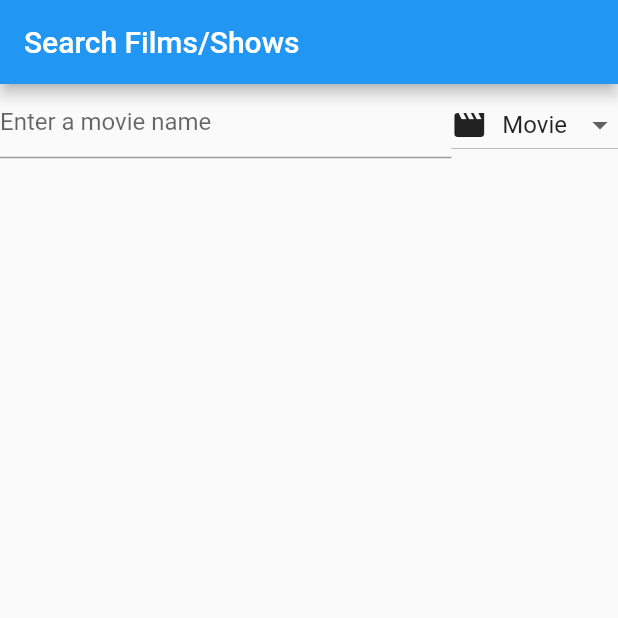
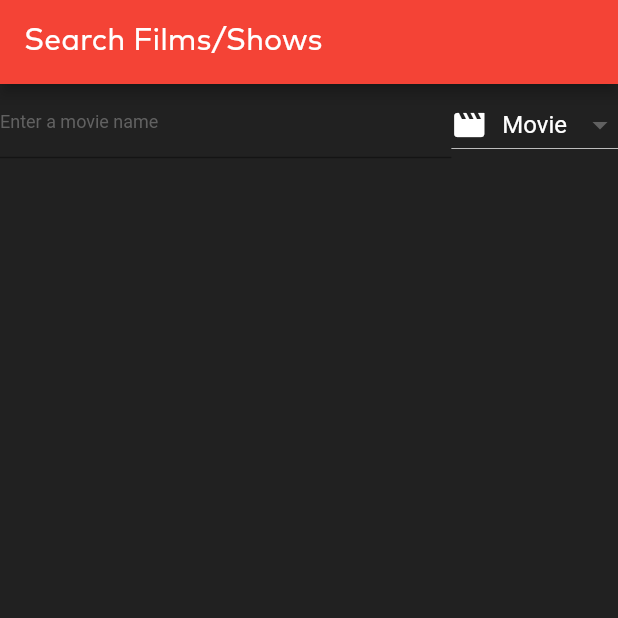
Before and after one commit to MostafaHirsi/MovieApp, a Flutter app: the screen it shows after launch, on a phone screen of 412 x 824 dp, the top half of it. Run offline on Flutter 3.47's test engine with Material 2 defaults, Android fonts, the phone set to English and light mode, and no system bars; our stand-ins replace cached_network_image, flutter_rating.

Commit message:
Big theme change

```diff
--- a/lib/main.dart
+++ b/lib/main.dart
@@ -1,4 +1,5 @@
 import 'package:flutter/material.dart';
+import 'package:flutter/services.dart';
 import 'package:mymovieapp/views/search.dart';
 
 void main() => runApp(new MyApp());
@@ -7,6 +8,11 @@ class MyApp extends StatelessWidget {
   // This widget is the root of your application.
   @override
   Widget build(BuildContext context) {
+    SystemChrome.setPreferredOrientations(
+      [
+        DeviceOrientation.portraitUp
+      ]
+    );
     return new MaterialApp(
       title: 'Flutter Demo',
       theme: new ThemeData(
@@ -18,7 +24,35 @@ class MyApp extends StatelessWidget {
         // "hot reload" (press "r" in the console where you ran "flutter run",
         // or press Run > Flutter Hot Reload in IntelliJ). Notice that the
         // counter didn't reset back to zero; the application is not restarted.
-        primarySwatch: Colors.blue,
+        primarySwatch: Colors.red,
+        backgroundColor: Colors.black,
+        cardColor: Colors.grey.shade800,
+        textTheme: Theme.of(context).textTheme.apply(
+          bodyColor: Colors.white,
+          displayColor: Colors.white,
+          decorationColor: Colors.white,
+        ),
+        accentIconTheme: IconThemeData(color: Colors.black),
+        accentTextTheme: Theme.of(context).textTheme.apply(
+          bodyColor: Colors.white,
+          displayColor: Colors.white,
+          decorationColor: Colors.white,
+        ),
+        canvasColor: Colors.grey.shade800,
+        buttonTheme: ButtonThemeData(textTheme: ButtonTextTheme.accent),
+        iconTheme: IconThemeData(color: Colors.black),
+        scaffoldBackgroundColor: Colors.grey.shade900,
+        primaryIconTheme: IconThemeData(color: Colors.black),
+        inputDecorationTheme: InputDecorationTheme(
+                      helperStyle: TextStyle(color: Colors.white),
+                       hintStyle: TextStyle(color: Colors.white),
+                      contentPadding: EdgeInsets.all(0.0),
+                      border: new UnderlineInputBorder(
+                                    borderSide: BorderSide(color: Colors.white,
+                                      width: 1.0, style: BorderStyle.solid ),
+        ),
+          fillColor: Colors.white, ),
+        fontFamily: "MarkPro"
       ),
       home: new SearchPage(),
     );
--- a/lib/views/mediadetails.dart
+++ b/lib/views/mediadetails.dart
@@ -66,18 +66,22 @@ class _MediaDetailsPageState extends State<MediaDetailPage>  {
                                 ),
                                 errorWidget: new Icon(Icons.movie, color: Colors.black,),
                                 fit: BoxFit.fitWidth,
+                                height: 230.0,
                               ),
                           ),
                       ),
                       new Container(
-                                  decoration: new BoxDecoration(gradient: new LinearGradient(colors: [Colors.black54, Colors.black54, Colors.black54, Colors.transparent,],
-                                    stops: [0.3, 0.3, 0.3 , 2.5],
-                                   begin: FractionalOffset.topCenter,
-                                    end: FractionalOffset.bottomCenter, tileMode: TileMode.repeated)),
-                                  padding: EdgeInsets.fromLTRB(5.0, 12.0, 10.0, 10.0),
+                                  decoration: new BoxDecoration(gradient: new LinearGradient(
+                                    colors: [Colors.black54, Colors.black54, Colors.black54, Colors.transparent,],
+                                    stops: [0.0, 0.00, 0.0 , 5.0],
+                                   begin: FractionalOffset.bottomCenter,
+                                    end: FractionalOffset.topCenter, tileMode: TileMode.repeated)),
+                                  padding: EdgeInsets.fromLTRB(5.0, 12.0, 10.0, 6.0),
                                   width: MediaQuery.of(context).size.width,
                                   child: new Text(getTitle(), style: TextStyle(fontSize: 22.1, color: Colors.white,  fontWeight: FontWeight.bold, ),
-                                        maxLines: 2, overflow: TextOverflow.ellipsis, softWrap: true, textAlign: TextAlign.end,)
+                                        maxLines: 2, overflow: TextOverflow.ellipsis, softWrap: true, textAlign: TextAlign.end,),
+                                  alignment: Alignment(-0.9, 1.0),
+                                  constraints: BoxConstraints.expand(height: 230.0)
                                 ),
                       new Baseline(
                           child: Padding(
--- a/lib/views/search.dart
+++ b/lib/views/search.dart
@@ -19,6 +19,7 @@ class _SearchPageState extends State<SearchPage> {
   String selectedMediaTypeString = "";
   String currentSearchTerms = "";
   int pageNo = 1;
+
 
   void OnChanged(MediaType selectedValue)
   {
@@ -69,8 +70,8 @@ class _SearchPageState extends State<SearchPage> {
     mediaTypes.add(new DropdownMenuItem(
       value: MediaType.tv,
       child: new Row(children: <Widget>[
-          new Icon(Icons.tv),
-          new Padding(child: new Text('TV'),
+          new Icon(Icons.tv, color: Colors.white,),
+          new Padding(child: new Text('TV',),
             padding: EdgeInsets.fromLTRB(10.0, 0.0, 10.0, 0.0),
           )
       ]),
@@ -78,10 +79,11 @@ class _SearchPageState extends State<SearchPage> {
     mediaTypes.add(new DropdownMenuItem(
       value: MediaType.movie,
       child: new Row(children: <Widget>[
-          new Icon(Icons.movie),
+          new Icon(Icons.movie, color: Colors.white),
           new Padding(child: new Text('Movie'),
             padding: EdgeInsets.fromLTRB(10.0, 0.0, 10.0, 0.0),
-          )
+          ),
+
       ]),
     ));
   }
@@ -100,6 +102,7 @@ class _SearchPageState extends State<SearchPage> {
 
   @override
   Widget build(BuildContext context) {
+    final theme = Theme.of(context);
     return new Scaffold(
       appBar: new AppBar(
         // Here we take the value from the MyHomePage object that was created by
@@ -114,7 +117,13 @@ class _SearchPageState extends State<SearchPage> {
           children: <Widget>[
                 new Row(children: <Widget>[
                   new Expanded(child:  TextField(
-                    decoration: new InputDecoration(labelText: "Enter a $selectedMediaTypeString name", contentPadding: EdgeInsets.all(0.0)),
+                    decoration: new InputDecoration(
+                    labelStyle: theme.textTheme.caption.copyWith(color: Colors.grey.shade700,),
+                    border: UnderlineInputBorder(borderSide:
+                           BorderSide(color: Theme.of(context).primaryColor)),
+                    labelText: "Enter a $selectedMediaTypeString name",
+                  ),
+
                     keyboardType: TextInputType.text,
                     onSubmitted: OnSubmitted,
                   ),),
```
Also changed, not shown: pubspec.yaml (+12 -0 lines), assets/fonts/AvenirNextLTPro-It.ttf (added), assets/fonts/AvenirNextLTPro-Regular.ttf (added), assets/fonts/MarkPro-Black.ttf (added), assets/fonts/MarkPro-BlackItalic.ttf (added), assets/fonts/MarkPro-Bold.ttf (added), assets/fonts/MarkPro-BoldItalic.ttf (added), assets/fonts/MarkPro-Book.ttf (added), assets/fonts/MarkPro-TestFont.ttf (added), assets/fonts/MarkPro.ttf (added), pubspec.lock.
